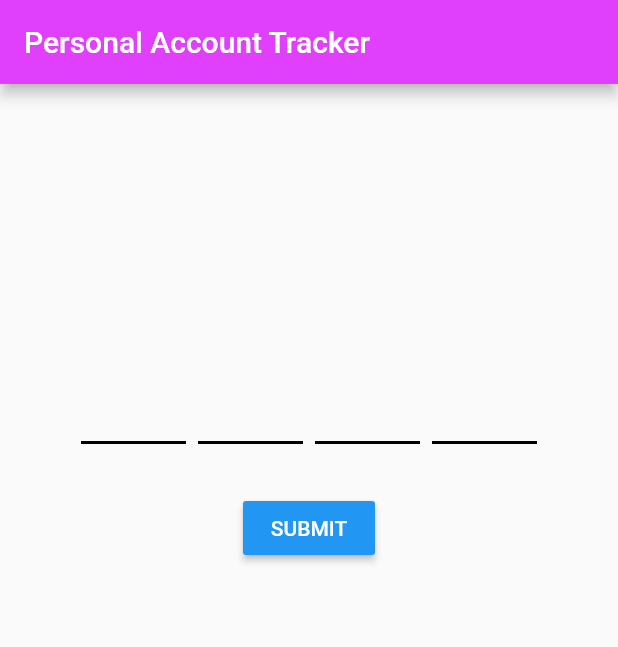
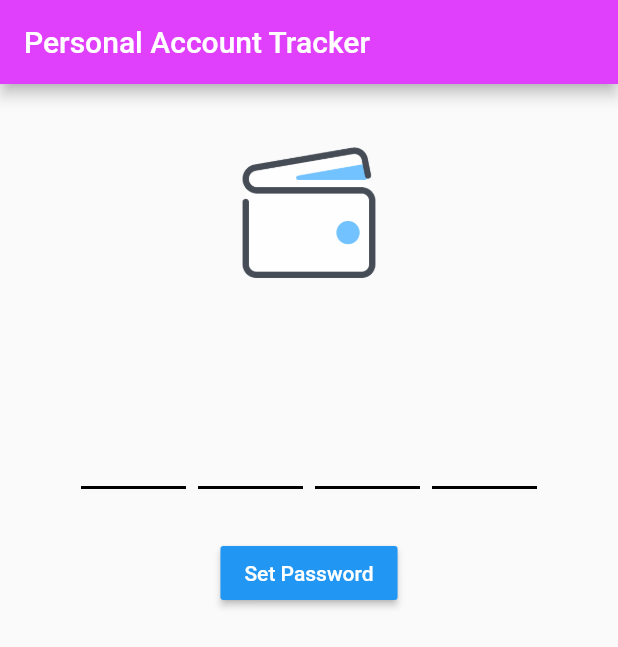
Before and after one commit to yutiansut/pat_flutter, a Flutter app: the screen it shows after launch, on a phone screen of 412 x 824 dp. Shown: the top 647 px of the screen. Run offline on Flutter 3.47's test engine with Material 2 defaults, Android fonts, the phone set to English and light mode, and no system bars; drawn by our look-alikes of pin_code_text_field; our stand-ins replace datetime_picker_formfield, flutter_speed_dial, sqflite; accounts and stored records are empty.

Commit message:
login implemented

```diff
--- a/lib/main.dart
+++ b/lib/main.dart
@@ -1,6 +1,9 @@
 import 'package:flutter/material.dart';
+import 'package:pat_dart/main.utils/models_models/model.login.dart';
 import 'package:pin_code_text_field/pin_code_text_field.dart';
 import 'component.root/pages/root.dart';
+import 'main.utils/pat_db_helper.dart';
+import 'package:sqflite/sqflite.dart';
 
 
 void main() {
@@ -24,6 +27,24 @@ class MyHomePage extends StatefulWidget {
 
 class MyHomePageState extends State<MyHomePage> with TickerProviderStateMixin {
 
+  DatabaseHelper databaseHelper = DatabaseHelper();
+	List<Map<String, dynamic>> SettingsList;
+  int count = 0;
+  bool is_confrim = false;
+  bool is_first_set = false;
+  String is_set_temp1 = '';
+  String is_set_temp2 = '';
+  bool is_set_password = false;
+
+  Settings setting_d =Settings('',0 ,0,0);
+  List<Settings> settingslist;
+
+  @override
+  void initState() {
+    super.initState();
+    updateListView();
+  }
+
   TextEditingController controller = TextEditingController();
   String thisText = "";
   int pinLength = 4;
@@ -31,8 +52,26 @@ class MyHomePageState extends State<MyHomePage> with TickerProviderStateMixin {
   bool hasError = false;
   String errorMessage;
 
+
+
    @override
   Widget build(BuildContext context){
+    if (SettingsList == null) {
+			SettingsList = List<Map<String, dynamic>>();
+      updateListView();
+		}
+
+
+    if(SettingsList.isNotEmpty){
+      setState(() {
+        if(this.SettingsList[0]['password'] != null){
+        this.is_confrim = true;
+      }
+      });
+    }
+
+
+
 
 
 
@@ -47,8 +86,17 @@ class MyHomePageState extends State<MyHomePage> with TickerProviderStateMixin {
             mainAxisAlignment: MainAxisAlignment.center,
             crossAxisAlignment: CrossAxisAlignment.center,
             children: <Widget>[
+              Column(
+                children: <Widget>[
+                   Image(
+	                width: 90,
+                  height: 170,
+	                image: AssetImage("assets/icon.png"),
+	              )
+                ],
+              ),
               Padding(
-                padding: const EdgeInsets.only(bottom: 170.0),
+                padding: const EdgeInsets.only(bottom: 30.0),
                 // child: Text(thisText, style: Theme.of(context).textTheme.title),
               ),
               PinCodeTextField(
@@ -85,6 +133,7 @@ class MyHomePageState extends State<MyHomePage> with TickerProviderStateMixin {
                 ),
                 visible: hasError,
               ),
+              this.is_confrim ?
               Padding(
                 padding: const EdgeInsets.only(top: 32.0),
                 child: Row(
@@ -93,20 +142,50 @@ class MyHomePageState extends State<MyHomePage> with TickerProviderStateMixin {
                     MaterialButton(
                       color: Colors.blue,
                       textColor: Colors.white,
-                      child: Text("SUBMIT"),
+                      child: Text("Login"),
                       onPressed: () {
-                        // setState(() {
-                        //   this.thisText = controller.text;
-                        // });
-
-                        if(controller.text == '5445'){
+                        if(controller.text == this.SettingsList[0]['password']){
                           Navigator.of(context).push(new MaterialPageRoute(builder: (BuildContext context)=> new RootPage()));
                         }
                       },
                     ),
                   ],
                 ),
-              )
+              ) :
+              Padding(
+                padding: const EdgeInsets.only(top: 32.0),
+                child: Row(
+                  mainAxisAlignment: MainAxisAlignment.spaceEvenly,
+                  children: <Widget>[
+                    MaterialButton(
+                      color: Colors.blue,
+                      textColor: Colors.white,
+                      child: this.is_set_password ? Text('Confirm Password'): Text("Set Password"),
+                      onPressed: () {
+                         if(this.is_set_password == false){
+                         this.is_set_temp1 = controller.text;
+                         controller.text = '';
+                         this.is_set_password = true;
+                         }else{
+                           print('hello');
+                             this.is_set_temp2 = controller.text;
+
+                         }
+
+                          if(this.is_set_temp1 == this.is_set_temp2){
+                            setState(() {
+                            this.is_confrim = true;
+                            controller.text = '';
+                            });
+                            setPass(this.is_set_temp1);
+                          }
+
+
+                      },
+                    ),
+                  ],
+                ),
+              ) ,
             ],
           ),
         ),
@@ -115,4 +194,28 @@ class MyHomePageState extends State<MyHomePage> with TickerProviderStateMixin {
 
     );
   }
+
+  Future<List<Map<String, dynamic>>> updateListView() async {
+      final Future<Database> dbFuture = databaseHelper.initializeDatabase();
+      dbFuture.then((database) {
+        Future<List<Map<String, dynamic>>> noteListFuture = databaseHelper.getSettingsList();
+          noteListFuture.then((noteList) {
+              setState(() {
+                 this.SettingsList = noteList;
+                this.count = SettingsList.length;
+              });
+        });
+      });
+  }
+
+  void setPass(String pass) async{
+
+    setting_d.password = pass;
+     dynamic result = await databaseHelper.insetSettings(setting_d);
+
+     if(result != 0){
+       print('Password Successfully upated');
+     }
+
+  }
 }
--- a/lib/main.utils/pat_db_helper.dart
+++ b/lib/main.utils/pat_db_helper.dart
@@ -4,6 +4,7 @@ import '../component.expense/models/expense_online_model.dart';
 import '../component.expense/models/expense_purchase_model.dart';
 import '../component.barrowlends/models/barrows_model.dart';
 import '../component.barrowlends/models/lender_model.dart';
+import '../main.utils/models_models/model.login.dart';
 import 'package:path_provider/path_provider.dart';
 import 'package:sqflite/sqflite.dart';
 import 'dart:async';
@@ -64,6 +65,15 @@ class DatabaseHelper{
   String lendcolDate = 'date';
   String lendcolDesc = 'description';
 
+  //Settings Properties
+  String settingstable = 'settings_table';
+  String settingspassword = 'password';
+  String settingsId = 'id';
+  String settingsexpenselimit = 'expenselimit';
+  String settingsbarrowlimit = 'barrowlimit';
+  String settingslendlimit = 'lendlimit';
+
+
   //Named Constructor
   DatabaseHelper._createInstance(); //Create a instance of DatabaseHelper
 
@@ -85,7 +95,7 @@ class DatabaseHelper{
   //get the database path
   Future<Database> initializeDatabase() async{
     Directory dir = await getApplicationDocumentsDirectory();
-    String path = dir.path + 'pat.db';
+    String path = dir.path + 'rat.db';
 
     //open or create the database with given path
     var salarydb = await openDatabase(path,version:1,onCreate:_createdb);
@@ -109,6 +119,9 @@ class DatabaseHelper{
 
     //create lens table
     await db.execute('CREATE TABLE $lendestable($lendcolId INTEGER PRIMARY KEY AUTOINCREMENT, $lendcolBarrowername TEXT, $lendcolAmount DOUBLE, $lendcolDate DATETIME, $lendcolDesc TEXT)');
+
+    //Create settings table
+    await db.execute('CREATE TABLE $settingstable($settingsId INTEGER PRIMARY KEY AUTOINCREMENT, $settingspassword TEXT, $settingsexpenselimit DOUBLE, $settingsbarrowlimit DOUBLE, $settingslendlimit DOUBLE)');
   }
 
   //CRUD OPERATIONS
@@ -333,4 +346,32 @@ class DatabaseHelper{
 		return lendsMapList;
 	}
 
+  //CURD OPERATION FOR SETTINGS
+
+  Future<List<Map<String, dynamic>>> getSettingsMapList() async{
+    Database db = await this.database;
+    var result = db.rawQuery('SELECT * FROM $settingstable');
+    return result;
+  }
+
+  //insert the data into barrows table
+  Future<dynamic> insetSettings(Settings settings) async{
+    Database db = await this.database;
+    var result = await db.insert(settingstable, settings.toMap());
+    return result;
+  }
+
+   //update the data into barrows table
+  Future<dynamic> updateSettings(Settings settings) async{
+    Database db = await this.database;
+    var result = await db.update(settingstable, settings.toMap(), where: '$settingspassword = ?', whereArgs: [settings.id] );
+    return result;
+  }
+
+  //Get LendsList
+  Future<List<Map<String, dynamic>>> getSettingsList() async {
+		var lendsMapList = await getSettingsMapList(); // Get 'Map List' from database
+		return lendsMapList;
+	}
+
 }
```
Also changed, not shown: lib/component.root/pages/root.dart (+18 -3 lines), lib/main.utils/models_models/model.login.dart (+7 -1 lines), 10 other files.
